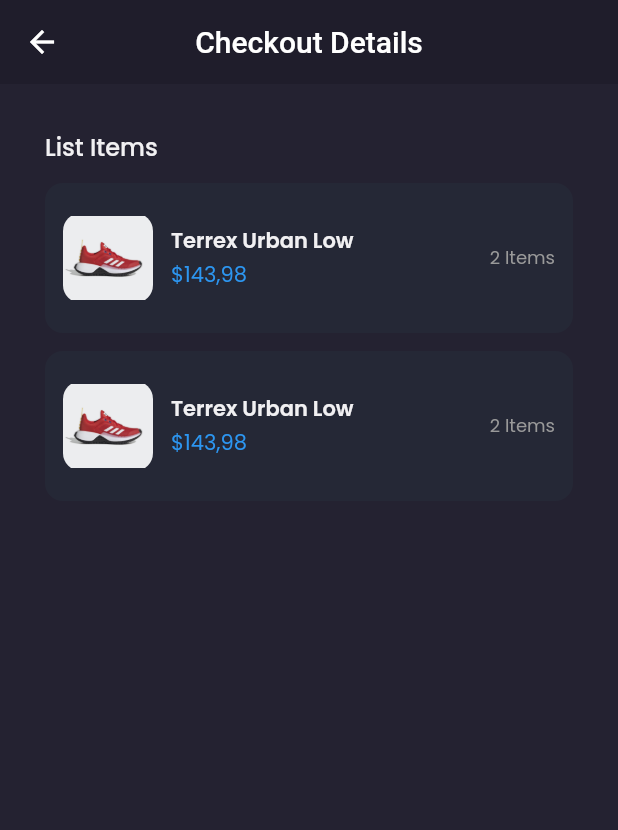
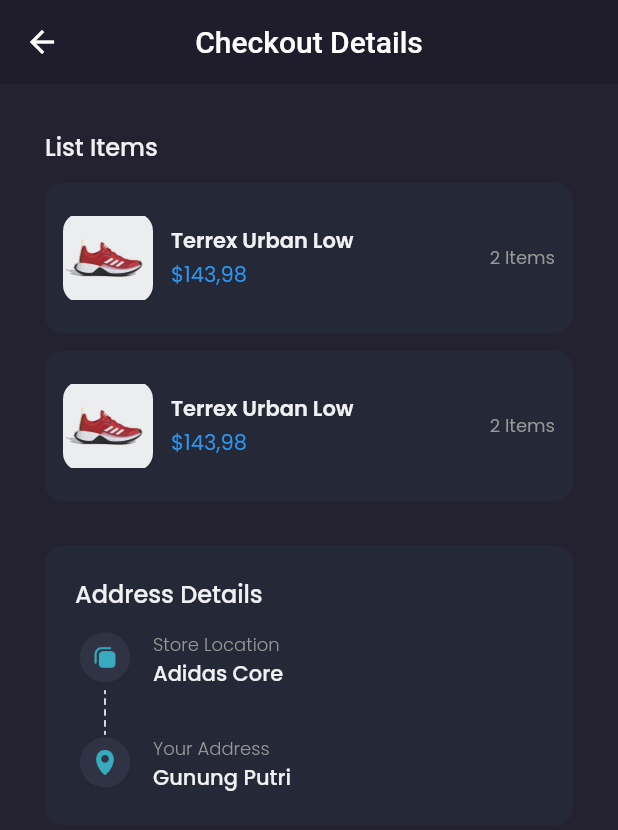
Before and after one commit to Koredeee/shamo-commerce, a Flutter app: the CheckoutPage screen opened by its route, on a phone screen of 412 x 824 dp. Shown: the top 830 px of the screen. Run offline on Flutter 3.47's test engine with Material 2 defaults, Android fonts, the phone set to English and light mode, and no system bars; our stand-ins replace carousel_slider, google_fonts.

Commit message:
Added Checkout Page Address Details

```diff
--- a/shamo/lib/pages/checkout_page.dart
+++ b/shamo/lib/pages/checkout_page.dart
@@ -35,6 +35,67 @@ class CheckoutPage extends StatelessWidget {
               CheckoutCard(),
             ],
           ),
+        ),
+
+        // NOTE : ADDRESS DETAILS
+        Container(
+          margin: EdgeInsets.only(top: defaultMargin),
+          padding: EdgeInsets.all(20),
+          decoration: BoxDecoration(
+            color: backgroundColor4,
+            borderRadius: BorderRadius.circular(12),
+          ),
+          child: Column(
+            crossAxisAlignment: CrossAxisAlignment.start,
+            children: [
+              Text(
+                'Address Details',
+                style:
+                    primaryTextStyle.copyWith(fontSize: 16, fontWeight: medium),
+              ),
+              SizedBox(height: 12),
+              Row(
+                children: [
+                  Column(
+                    children: [
+                      Image.asset('assets/icon_store_location.png', width: 40),
+                      Image.asset('assets/icon_line.png', height: 30),
+                      Image.asset('assets/icon_your_address.png', width: 40),
+                    ],
+                  ),
+                  SizedBox(width: 12),
+                  Column(
+                    crossAxisAlignment: CrossAxisAlignment.start,
+                    children: [
+                      Text(
+                        'Store Location',
+                        style: secondaryTextStyle.copyWith(
+                          fontSize: 12,
+                          fontWeight: light,
+                        ),
+                      ),
+                      Text(
+                        'Adidas Core',
+                        style: primaryTextStyle.copyWith(fontWeight: medium),
+                      ),
+                      SizedBox(height: defaultMargin),
+                      Text(
+                        'Your Address',
+                        style: secondaryTextStyle.copyWith(
+                          fontSize: 12,
+                          fontWeight: light,
+                        ),
+                      ),
+                      Text(
+                        'Gunung Putri',
+                        style: primaryTextStyle.copyWith(fontWeight: medium),
+                      ),
+                    ],
+                  )
+                ],
+              )
+            ],
+          ),
         )
       ],
     );
```
Also changed, not shown: shamo/assets/icon_line.png (added).
